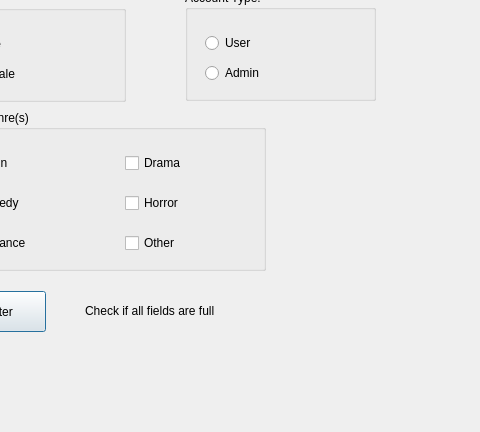
Old version of the form CinemaProject/registerwindow.ui in the repository yomnahisham/QT-Lab-Assignment1; both pictures show x 155 to 635 and y 379 to 811 of the 1213 by 811 pixel window.
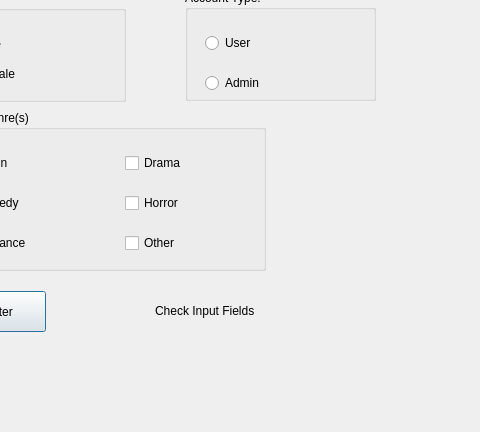
New version of the form.

Commit message: Edited the error message regarding the input of all fields due to errors

```diff
--- a/CinemaProject/registerwindow.ui
+++ b/CinemaProject/registerwindow.ui
@@ -602,7 +602,7 @@
     <property name="geometry">
      <rect>
       <x>20</x>
-      <y>70</y>
+      <y>80</y>
       <width>112</width>
       <height>26</height>
      </rect>
@@ -716,19 +716,6 @@
     <string>Register</string>
    </property>
   </widget>
-  <widget class="QLabel" name="CheckRegisterFields">
-   <property name="geometry">
-    <rect>
-     <x>240</x>
-     <y>680</y>
-     <width>221</width>
-     <height>20</height>
-    </rect>
-   </property>
-   <property name="text">
-    <string>Check if all fields are full</string>
-   </property>
-  </widget>
   <widget class="QLabel" name="label_usernamecheck">
    <property name="geometry">
     <rect>
@@ -768,6 +755,19 @@
     <string>&lt;html&gt;&lt;head/&gt;&lt;body&gt;&lt;p&gt;&lt;span style=&quot; color:#ff2600;&quot;&gt;TextLabel&lt;/span&gt;&lt;/p&gt;&lt;/body&gt;&lt;/html&gt;</string>
    </property>
   </widget>
+  <widget class="QLabel" name="CheckInputs">
+   <property name="geometry">
+    <rect>
+     <x>310</x>
+     <y>680</y>
+     <width>241</width>
+     <height>20</height>
+    </rect>
+   </property>
+   <property name="text">
+    <string>Check Input Fields</string>
+   </property>
+  </widget>
  </widget>
  <resources/>
  <connections/>
```
Left out of the diff: 2 changed lines with no effect on the pictures. The commit also changes 5 other files.
